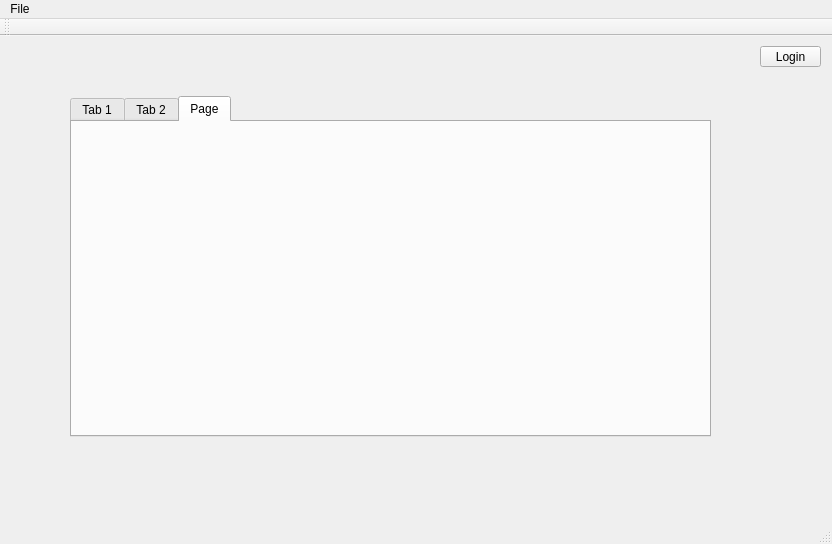
The window that DecodersFastFoodPlanner/mainwindow.ui (kevvaria/Decoders-Repository) describes before a commit, drawn with Qt 5.
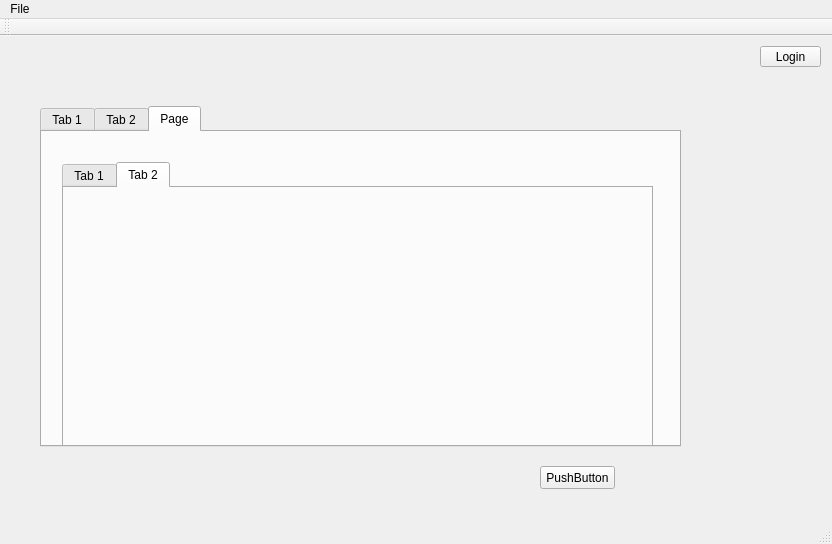
The same window after the commit. The open tabs and pages were chosen to show the change.

```diff
--- a/DecodersFastFoodPlanner/mainwindow.ui
+++ b/DecodersFastFoodPlanner/mainwindow.ui
@@ -17,8 +17,8 @@
    <widget class="QTabWidget" name="tabWidget">
     <property name="geometry">
      <rect>
-      <x>70</x>
-      <y>60</y>
+      <x>40</x>
+      <y>70</y>
       <width>641</width>
       <height>341</height>
      </rect>
@@ -40,6 +40,29 @@
      <attribute name="title">
       <string>Page</string>
      </attribute>
+     <widget class="QTabWidget" name="tabWidget_2">
+      <property name="geometry">
+       <rect>
+        <x>20</x>
+        <y>30</y>
+        <width>591</width>
+        <height>291</height>
+       </rect>
+      </property>
+      <property name="currentIndex">
+       <number>1</number>
+      </property>
+      <widget class="QWidget" name="tab_4">
+       <attribute name="title">
+        <string>Tab 1</string>
+       </attribute>
+      </widget>
+      <widget class="QWidget" name="tab_5">
+       <attribute name="title">
+        <string>Tab 2</string>
+       </attribute>
+      </widget>
+     </widget>
     </widget>
    </widget>
    <widget class="QPushButton" name="pushButton">
@@ -55,6 +78,19 @@
      <string>Login</string>
     </property>
    </widget>
+   <widget class="QPushButton" name="pushButton_2">
+    <property name="geometry">
+     <rect>
+      <x>540</x>
+      <y>430</y>
+      <width>75</width>
+      <height>23</height>
+     </rect>
+    </property>
+    <property name="text">
+     <string>PushButton</string>
+    </property>
+   </widget>
   </widget>
   <widget class="QMenuBar" name="menuBar">
    <property name="geometry">
```
Left out of the diff: 2 changed lines with no effect on the pictures.
